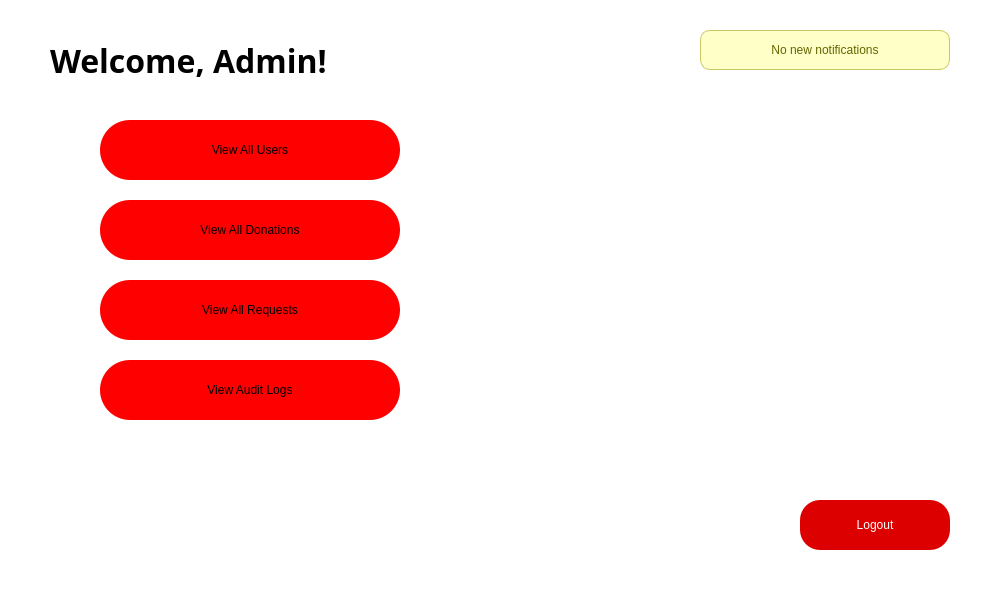
Qt form admin/adminDashboardWindow.ui (JLBartz/CharityLink) before a commit.
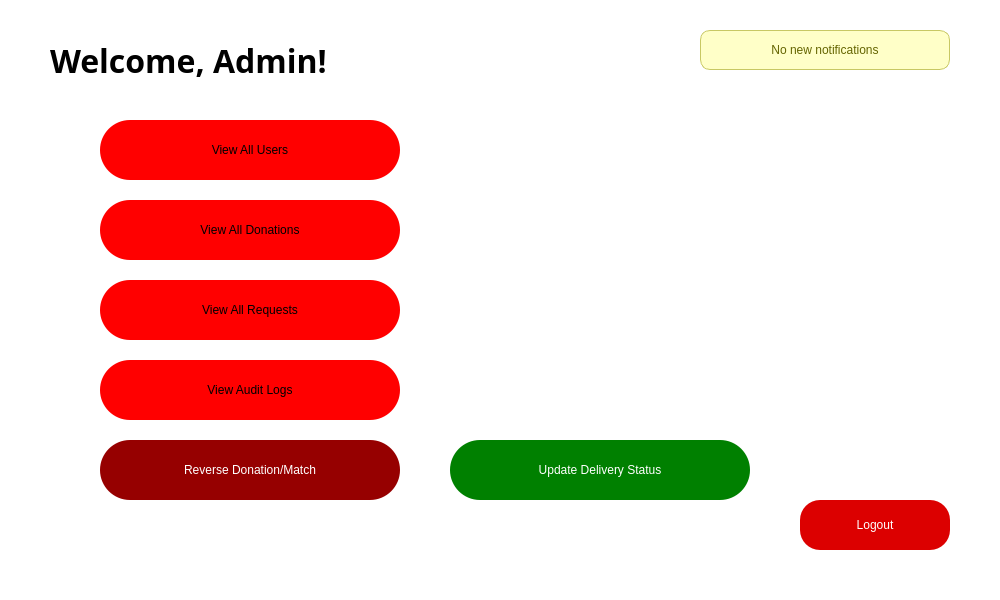
The same form after that commit.

```diff
--- a/admin/adminDashboardWindow.ui
+++ b/admin/adminDashboardWindow.ui
@@ -128,6 +128,52 @@
     <string>View Audit Logs</string>
    </property>
   </widget>
+  <!-- NEW BUTTON: Reverse Donation/Match -->
+  <widget class="QPushButton" name="reverseButton">
+   <property name="geometry">
+    <rect>
+     <x>100</x>
+     <y>440</y>
+     <width>300</width>
+     <height>60</height>
+    </rect>
+   </property>
+   <property name="cursor">
+    <cursorShape>PointingHandCursor</cursorShape>
+   </property>
+   <property name="styleSheet">
+    <string notr="true">border-radius: 30px;
+font: 700 16pt "Open Sans";
+background-color: rgb(150, 0, 0);
+color: rgb(255, 255, 255);</string>
+   </property>
+   <property name="text">
+    <string>Reverse Donation/Match</string>
+   </property>
+  </widget>
+  <!-- NEW BUTTON: Update Delivery Status -->
+  <widget class="QPushButton" name="updateDeliveryButton">
+   <property name="geometry">
+    <rect>
+     <x>450</x>
+     <y>440</y>
+     <width>300</width>
+     <height>60</height>
+    </rect>
+   </property>
+   <property name="cursor">
+    <cursorShape>PointingHandCursor</cursorShape>
+   </property>
+   <property name="styleSheet">
+    <string notr="true">border-radius: 30px;
+font: 700 16pt "Open Sans";
+background-color: rgb(0, 128, 0);
+color: rgb(255, 255, 255);</string>
+   </property>
+   <property name="text">
+    <string>Update Delivery Status</string>
+   </property>
+  </widget>
   <widget class="QPushButton" name="logoutButton">
    <property name="geometry">
     <rect>
```
